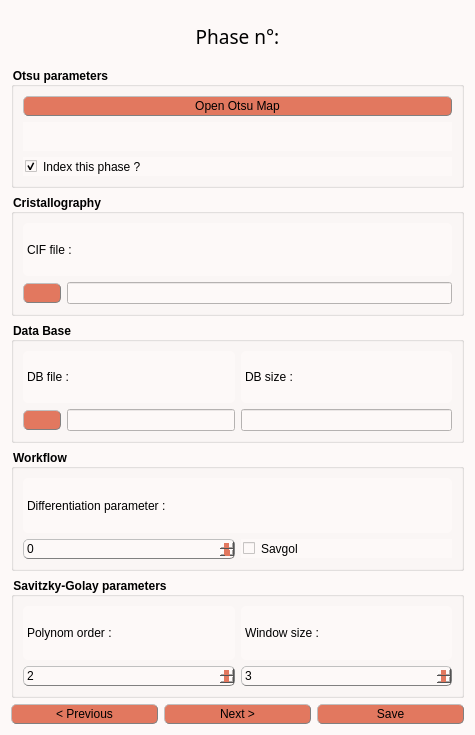
First picture: the form in indexGPU/phase_form_tempo.ui, repository Cyril-Langlois/indexGPU, before the edit.
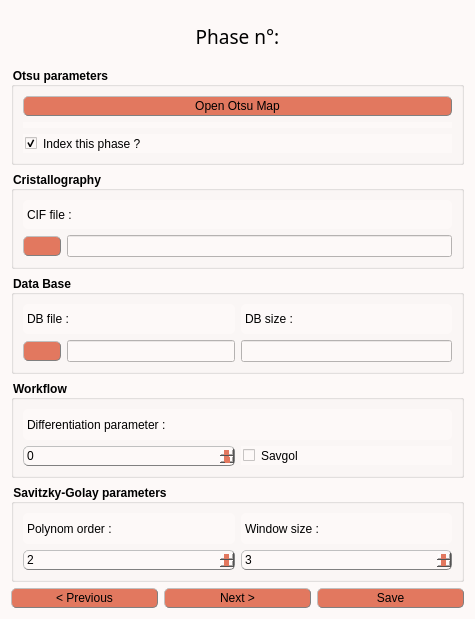
Second picture: the form after the edit. Icons and pictures are not drawn. Custom widgets are drawn as their Qt base class.

```diff
--- a/indexGPU/phase_form_tempo.ui
+++ b/indexGPU/phase_form_tempo.ui
@@ -7,7 +7,7 @@
     <x>0</x>
     <y>0</y>
     <width>475</width>
-    <height>735</height>
+    <height>619</height>
    </rect>
   </property>
   <property name="windowTitle">
```
Left out of the diff: 2 changed lines with no effect on the pictures.
